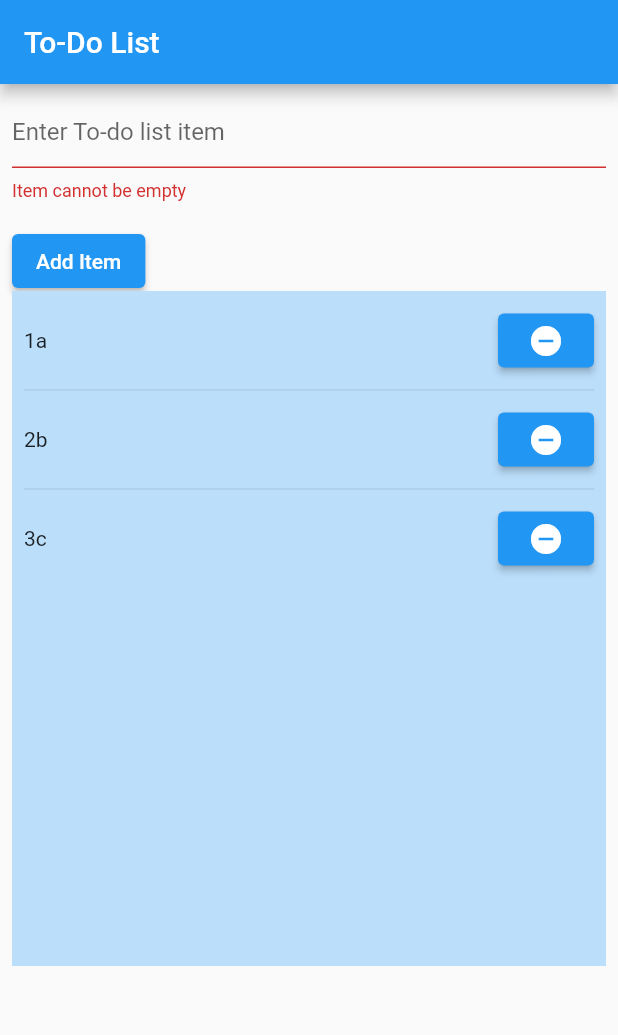
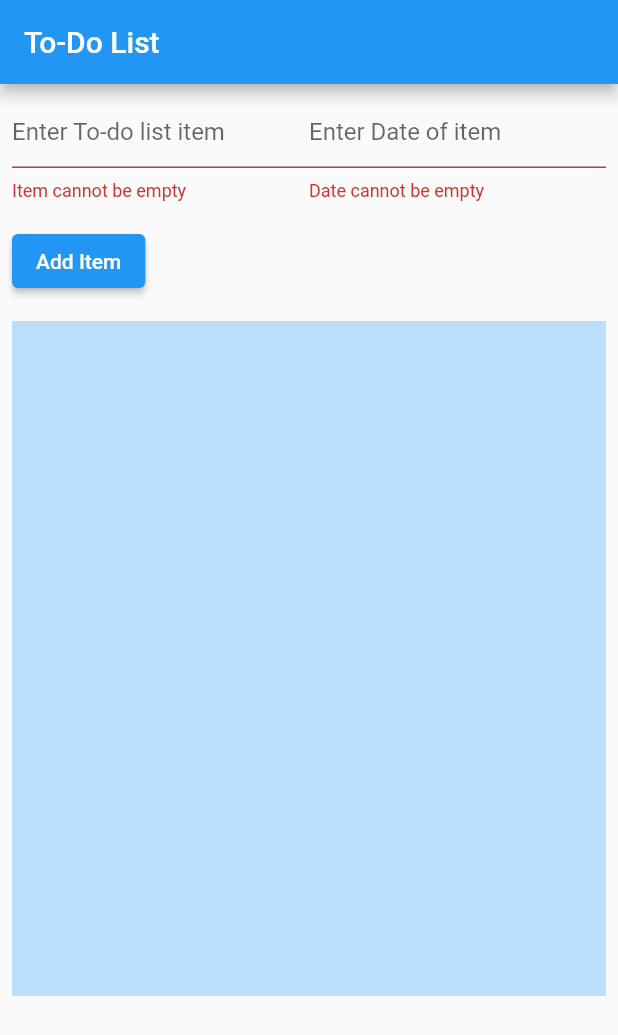
Before and after one commit to d5song/todo_list, a Flutter app: the screen it shows after launch, after a tap on "Add Item", on a phone screen of 412 x 824 dp. Shown: the top 1035 px of the screen. Run offline on Flutter 3.47's test engine with Material 2 defaults, Android fonts, the phone set to English and light mode, and no system bars.

```diff
--- a/lib/main.dart
+++ b/lib/main.dart
@@ -28,17 +28,22 @@ class MyStatefulWidget extends StatefulWidget {
 
 class _MyStatefulWidgetState extends State<MyStatefulWidget> {
   final _formKey = GlobalKey<FormState>();
-  List<String> growableList = <String>["1a", "2b", "3c"];
+  List<String> itemList = <String>[];
+  List<String> dateList = <String>[];
+  String currItem;
+  String currDate;
 
-  void _addItem(String currItem) {
+  void _addItem(String currItem, String currDate) {
     setState(() {
-      growableList.add(currItem);
+      itemList.add(currItem);
+      dateList.add(currDate);
     });
   }
 
   void _removeItem(int index) {
     setState(() {
-      growableList.removeAt(index);
+      itemList.removeAt(index);
+      dateList.removeAt(index);
     });
   }
 
@@ -48,30 +53,49 @@ class _MyStatefulWidgetState extends State<MyStatefulWidget> {
       padding: const EdgeInsets.all(8),
       children: <Widget>[
         Container(
-          height: 130,
-          //color: Colors.red[500],
+          height: 150,
           child: Form(
               key: _formKey,
               child: Column(
                   crossAxisAlignment: CrossAxisAlignment.start,
                   children: <Widget>[
-                    TextFormField(
+                    Row(
+                      textDirection: TextDirection.ltr,
+                      children: <Widget>[
+                        Expanded(
+                          child: TextFormField(
                             decoration: const InputDecoration(
                                 hintText: 'Enter To-do list item'),
                             validator: (value) {
                               if (value.isEmpty) {
                                 return 'Item cannot be empty';
                               }
-                        _addItem(value);
+                              currItem = value;
                               return null;
                             },
+                          ),
+                        ),
+                        Expanded(
+                          child: TextFormField(
+                            decoration: const InputDecoration(
+                                hintText: 'Enter Date of item'),
+                            validator: (value) {
+                              if (value.isEmpty) {
+                                return 'Date cannot be empty';
+                              }
+                              currDate = value;
+                              return null;
+                            },
+                          ),
+                        ),
+                      ],
                     ),
                     Padding(
                         padding: const EdgeInsets.symmetric(vertical: 16.0),
                         child: ElevatedButton(
                           onPressed: () {
                             if (_formKey.currentState.validate()) {
-                              //_addItem(currItem);
+                              _addItem(currItem, currDate);
                             }
                           },
                           child: Text('Add Item'),
@@ -83,17 +107,13 @@ class _MyStatefulWidgetState extends State<MyStatefulWidget> {
             color: Colors.blue[100],
             child: ListView.separated(
               padding: const EdgeInsets.all(8),
-              itemCount: growableList.length,
+              itemCount: itemList.length,
               itemBuilder: (BuildContext context, int index) {
-                // return Container(
-                //   height: 50,
-                //   color: Colors.blue[400],
-                //   child: Center(child: Text('${growableList[index]}')),
-                // );
                 return Row(
                   textDirection: TextDirection.ltr,
                   children: <Widget>[
-                    Expanded(child: Text('${growableList[index]}')),
+                    Expanded(child: Text('${itemList[index]}')),
+                    Expanded(child: Text('${dateList[index]}')),
                     Padding(
                         padding: const EdgeInsets.symmetric(vertical: 1.0),
                         child: ElevatedButton(
```
Lines whose indentation alone changed are shown as unchanged.
